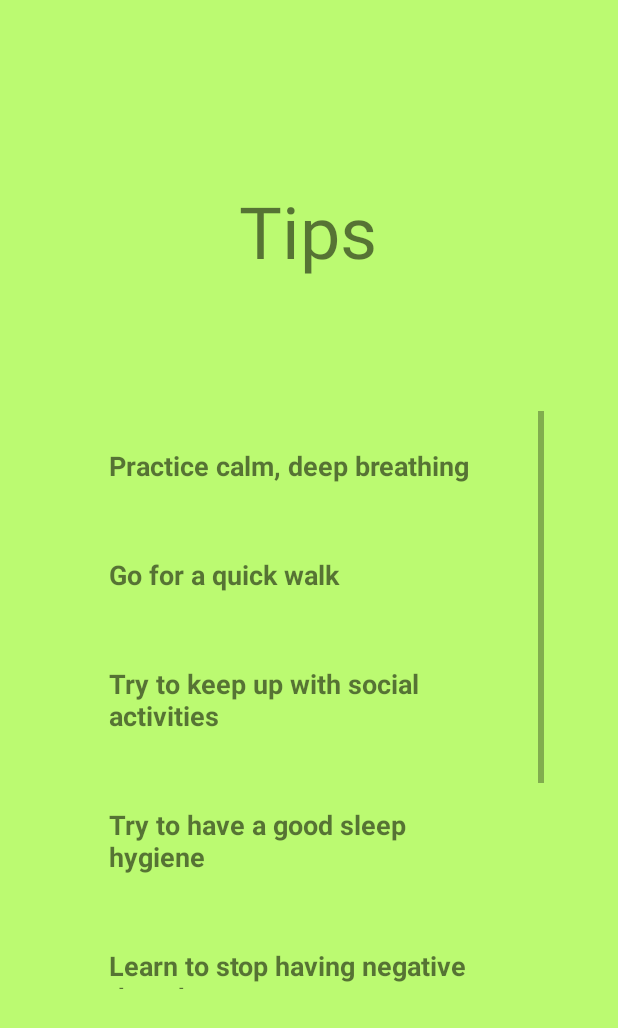
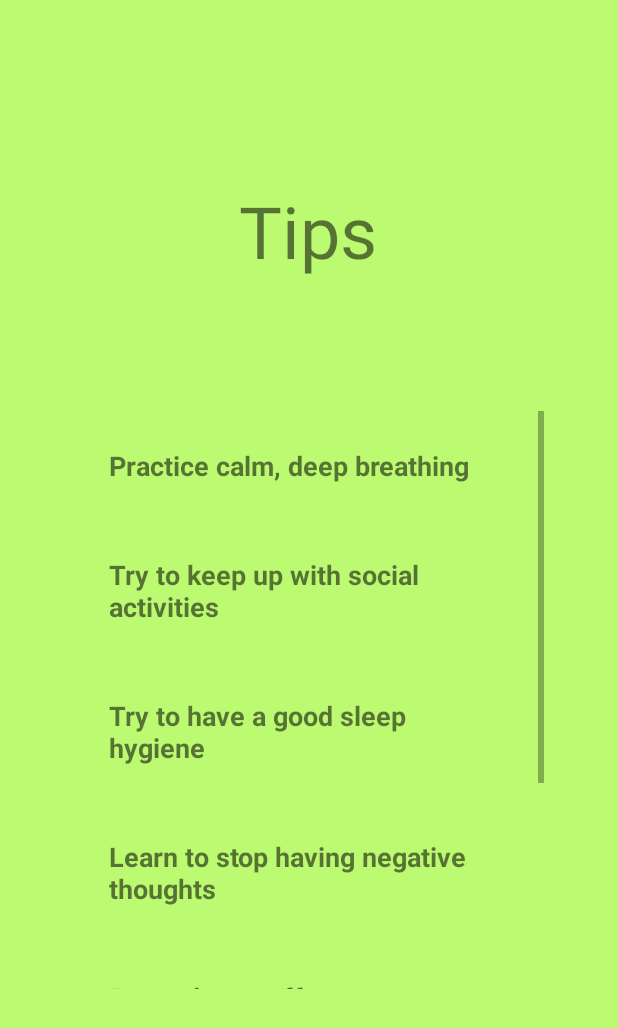
Before and after one commit to VGStudios/nwHacks_2021, an Android app: the GiveTips screen opened directly, with no data from a screen before it, on a phone screen of 412 x 824 dp. Shown: the top 1028 px of the screen. Run offline under Robolectric (Android 15) with nearby library versions, the phone set to English and light mode, and no system bars; Roboto replaces fonts that are not available here.

Commit message:
added more tips + some edits

```diff
--- a/app/src/main/java/com/example/nwhacks_2021/GiveTips.java
+++ b/app/src/main/java/com/example/nwhacks_2021/GiveTips.java
@@ -27,6 +27,7 @@ public class GiveTips extends AppCompatActivity {
         recyclerView = findViewById(R.id.recyclerview);
         layoutManager = new LinearLayoutManager(this);
         recyclerView.setLayoutManager(layoutManager);
+
         if (outcome) {
             // Depression
             list = Arrays.asList(getResources().getStringArray(R.array.tips_depression));
@@ -35,10 +36,8 @@ public class GiveTips extends AppCompatActivity {
             list = Arrays.asList(getResources().getStringArray(R.array.tips_anxiety));
         }
         adapter = new RecyclerAdapter(list);
-        recyclerView.setHasFixedSize(true);
+        recyclerView.setHasFixedSize(false);
         recyclerView.setAdapter(adapter);
-
-
 
 
     }
--- a/app/src/main/res/layout/activity_tips.xml
+++ b/app/src/main/res/layout/activity_tips.xml
@@ -1,4 +1,5 @@
 <?xml version="1.0" encoding="utf-8"?>
+
 <androidx.constraintlayout.widget.ConstraintLayout xmlns:android="http://schemas.android.com/apk/res/android"
     xmlns:app="http://schemas.android.com/apk/res-auto"
     xmlns:tools="http://schemas.android.com/tools"
--- a/app/src/main/res/values/strings.xml
+++ b/app/src/main/res/values/strings.xml
@@ -20,19 +20,22 @@
         <item>Aches, pains, headaches, or cramps that won\'t go away</item>
         <item>Suicidal thoughts or attempts</item>
     </string-array>
+
     <string-array name="tips_depression">
         <item>Practice calm, deep breathing</item>
-        <item>Go for a quick walk</item>
         <item>Try to keep up with social activities</item>
         <item>Try to have a good sleep hygiene</item>
         <item>Learn to stop having negative thoughts</item>
-        <item>Reduce your stress</item>
+        <item>Reward your efforts</item>
+        <item>Do not give up</item>
         <item>Watch a funny video :)</item>
     </string-array>
+
     <string-array name="tips_anxiety">
         <item>Keep up a good diet</item>
-        <item>Practice Meditation</item>
-        <item>Go for a quick walk</item>
+        <item>Do your best</item>
+        <item>Maintain a positive attitude</item>
+        <item>Ease up on caffeine and/or alcohol</item>
         <item>Stay away from sugar</item>
         <item>Practice calm, deep breathing</item>
         <item>Watch a funny video :)</item>
```
